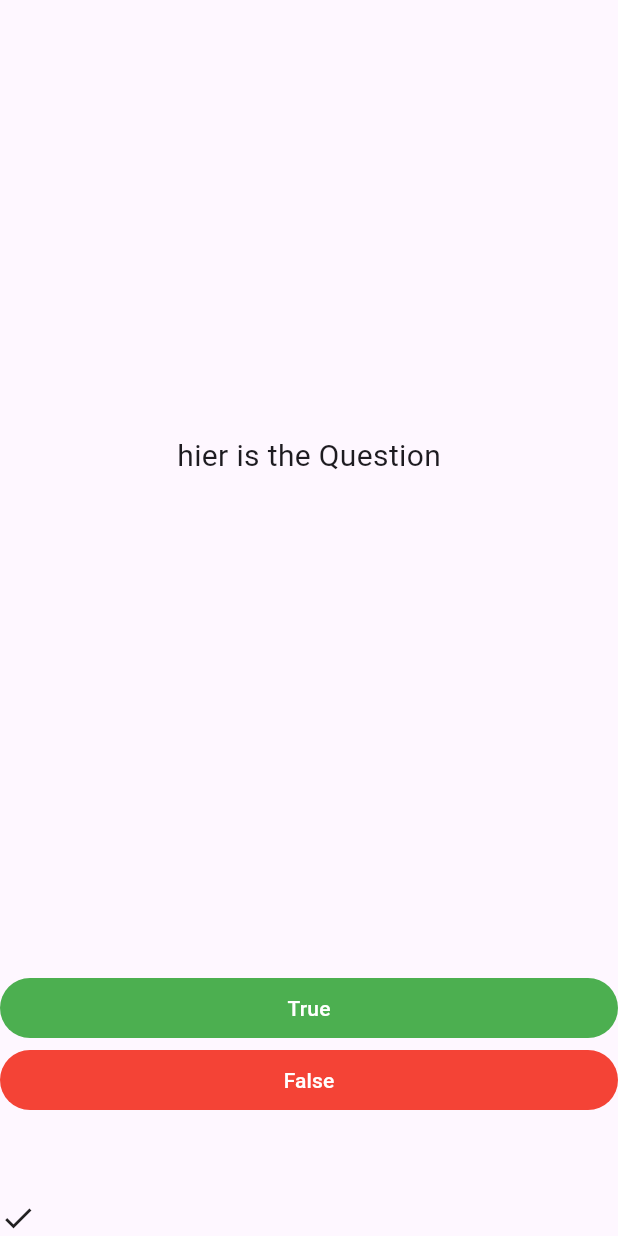
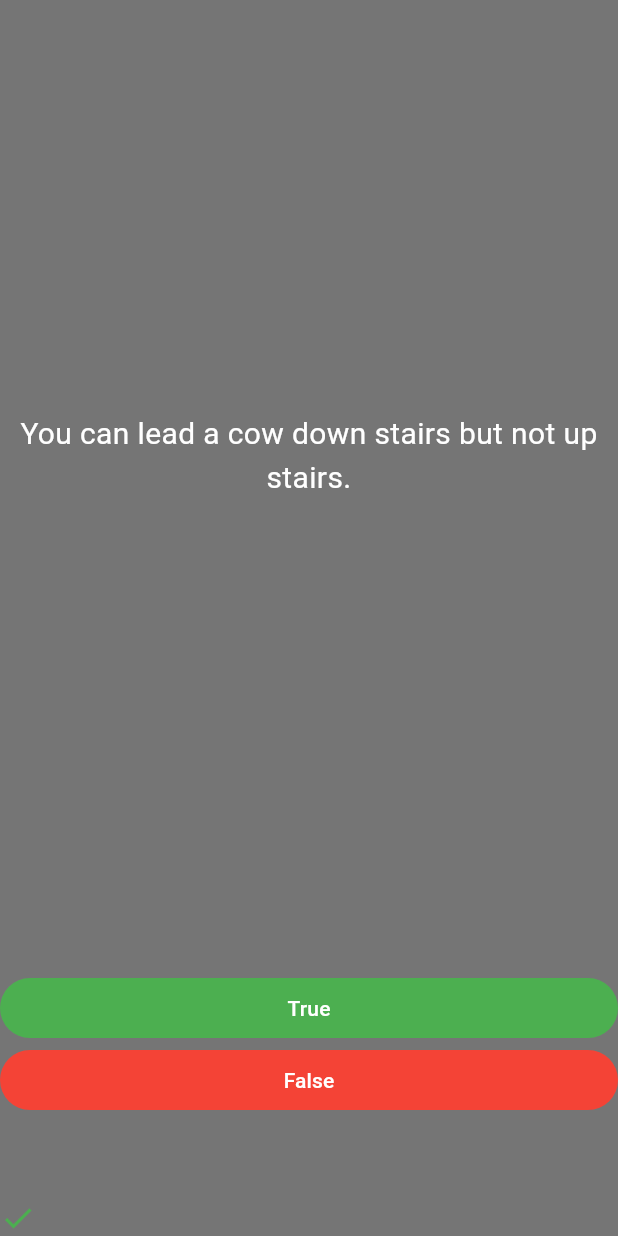
Before and after one commit to rihabalyasiri/Quizzler, a Flutter app: the screen it shows after launch, after a tap on "True", on a phone screen of 412 x 824 dp. Run offline on Flutter 3.47's test engine with Material 2 defaults, Android fonts, the phone set to English and light mode, and no system bars; our stand-ins replace rflutter_alert.

Commit message:
finish App

```diff
--- a/lib/main.dart
+++ b/lib/main.dart
@@ -14,10 +14,11 @@ class MyApp extends StatelessWidget {
     return MaterialApp(
       title: 'Flutter Demo',
       theme: ThemeData(
-        colorScheme: ColorScheme.fromSeed(seedColor: Colors.deepPurple),
+        colorScheme: ColorScheme.fromSeed(seedColor: Colors.black54),
         useMaterial3: true,
       ),
       home: const Scaffold(
+        backgroundColor: Colors.black54,
         body: SafeArea(
           child: QuestionView(),
         ),
--- a/lib/question_brain.dart
+++ b/lib/question_brain.dart
@@ -2,8 +2,8 @@ import 'package:quizzler/question.dart';
 
 class QuestionBrain {
 
-  int questionNumber = 0;
-  List<Question> questionBank = [
+  int _questionNumber = 0;
+  final List<Question> _questionBank = [
     Question('Some cats are actually allergic to humans', true),
     Question('You can lead a cow down stairs but not up stairs.', false),
     Question('Approximately one quarter of human bones are in the feet.', true),
@@ -31,17 +31,23 @@ class QuestionBrain {
         true),
   ];
 
-  void nextQuestion() {
-    if(questionNumber < questionBank.length - 1) {
-      questionNumber++;
+  bool nextQuestion() {
+    if(_questionNumber < _questionBank.length - 1) {
+      _questionNumber++;
+      return true;
     }
+    return false;
+  }
+
+  void restart() {
+    _questionNumber = 0;
   }
 
   String getQuestionText() {
-    return questionBank[questionNumber].questionText;
+    return _questionBank[_questionNumber].questionText;
   }
 
   bool getQuestionAnswer() {
-    return questionBank[questionNumber].questionAnswer;
+    return _questionBank[_questionNumber].questionAnswer;
   }
 }
--- a/lib/question_view.dart
+++ b/lib/question_view.dart
@@ -1,4 +1,6 @@
 import 'package:flutter/material.dart';
+import 'package:quizzler/question_brain.dart';
+import 'package:rflutter_alert/rflutter_alert.dart';
 
 class QuestionView extends StatefulWidget {
   const QuestionView({super.key});
@@ -8,18 +10,46 @@ class QuestionView extends StatefulWidget {
 }
 
 class _QuestionViewState extends State<QuestionView> {
+  QuestionBrain questionBrain = QuestionBrain();
+  List<Icon> scoreKeeper = [];
+
+  void restartQuizzler() {
+    setState(() {
+      questionBrain.restart();
+      scoreKeeper = [];
+      Navigator.pop(context);
+    });
+  }
+
+  void checkAnswer({required bool userAnswer, required bool questionAnswer}) {
+    setState(() {
+      if (userAnswer == questionAnswer) {
+        scoreKeeper.add(const Icon(
+          Icons.check,
+          color: Colors.green,
+        ));
+      } else {
+        scoreKeeper.add(const Icon(
+          Icons.close,
+          color: Colors.red,
+        ));
+      }
+    });
+  }
+
   @override
   Widget build(BuildContext context) {
     return Center(
       child: Column(
         mainAxisAlignment: MainAxisAlignment.spaceBetween,
         children: [
-          const Expanded(
+          Expanded(
             flex: 4,
             child: Center(
               child: Text(
-                "hier is the Question",
-                style: TextStyle(fontSize: 20),
+                questionBrain.getQuestionText(),
+                style: const TextStyle(fontSize: 20, color: Colors.white),
+                textAlign: TextAlign.center,
               ),
             ),
           ),
@@ -35,7 +65,33 @@ class _QuestionViewState extends State<QuestionView> {
                   style: TextButton.styleFrom(
                     backgroundColor: Colors.green,
                   ),
-                  onPressed: () {},
+                  onPressed: () {
+                    bool questionAnswer = questionBrain.getQuestionAnswer();
+                    checkAnswer(
+                        userAnswer: true, questionAnswer: questionAnswer);
+                    bool isNextQuestion = questionBrain.nextQuestion();
+                    if (!isNextQuestion) {
+                      Alert(
+                        context: context,
+                        type: AlertType.warning,
+                        title: "Questions are finished",
+                        desc: "Try Again!",
+                        buttons: [
+                          DialogButton(
+                            onPressed: () {
+                              restartQuizzler();
+                            },
+                            width: 120,
+                            child: const Text(
+                              "Start",
+                              style:
+                                  TextStyle(color: Colors.white, fontSize: 20),
+                            ),
+                          )
+                        ],
+                      ).show();
+                    }
+                  },
                   child: const Text(
                     "True",
                     style: TextStyle(color: Colors.white),
@@ -45,18 +101,40 @@ class _QuestionViewState extends State<QuestionView> {
                   style: TextButton.styleFrom(
                     backgroundColor: Colors.red,
                   ),
-                  onPressed: () {},
+                  onPressed: () {
+                    bool questionAnswer = questionBrain.getQuestionAnswer();
+                    checkAnswer(
+                        userAnswer: false, questionAnswer: questionAnswer);
+                    bool isNextQuestion = questionBrain.nextQuestion();
+                    if (!isNextQuestion) {
+                      Alert(
+                        context: context,
+                        type: AlertType.warning,
+                        title: "Questions are finished",
+                        desc: "Try Again!",
+                        buttons: [
+                          DialogButton(
+                            onPressed: () {
+                              restartQuizzler();
+                            },
+                            width: 120,
+                            child: const Text(
+                              "Start",
+                              style:
+                                  TextStyle(color: Colors.white, fontSize: 20),
+                            ),
+                          )
+                        ],
+                      ).show();
+                    }
+                  },
                   child: const Text("False",
                       style: TextStyle(color: Colors.white)),
                 ),
               ],
             ),
           ),
-          const Row(
-            children: [
-              Icon(Icons.check),
-            ],
-          )
+          Row(children: scoreKeeper)
         ],
       ),
     );
--- a/pubspec.yaml
+++ b/pubspec.yaml
@@ -35,6 +35,7 @@ dependencies:
   # The following adds the Cupertino Icons font to your application.
   # Use with the CupertinoIcons class for iOS style icons.
   cupertino_icons: ^1.0.2
+  rflutter_alert: ^2.0.7
 
 dev_dependencies:
   flutter_test:
```
Also changed, not shown: pubspec.lock.
